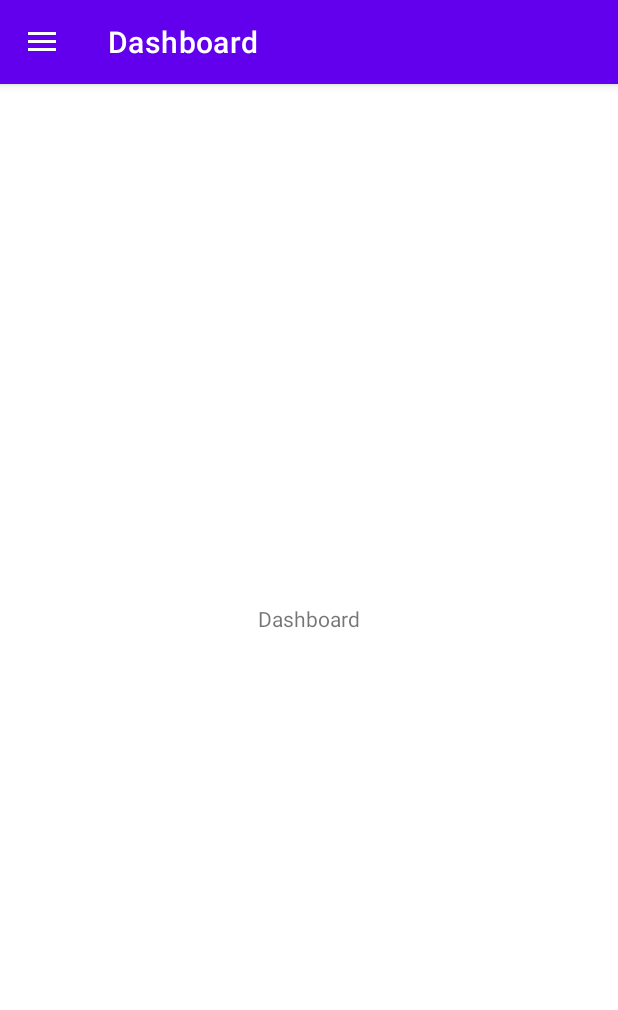
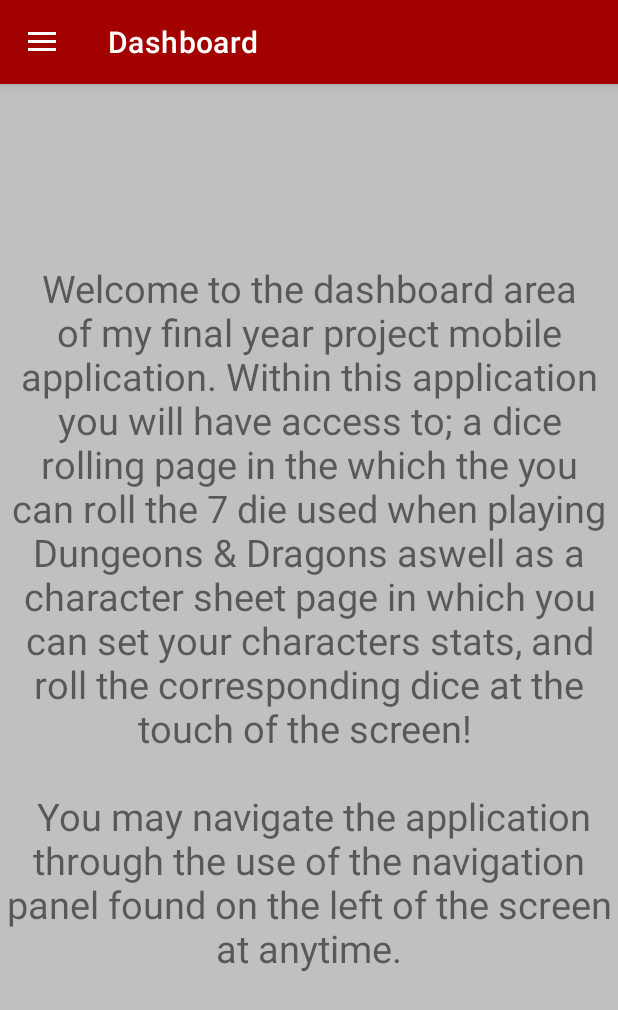
Before and after one commit to Kelsoadam/Final-Year-Project, an Android app: the DashboardActivity screen opened directly, with no data from a screen before it, on a phone screen of 412 x 824 dp. Shown: the top 1010 px of the screen. Run offline under Robolectric (Android 15) with nearby library versions, the phone set to English and light mode, and no system bars.

Commit message:
added new colour scheme to app and added content to dashboard activity

```diff
--- a/Mobile App/ProjectApp/app/src/main/AndroidManifest.xml
+++ b/Mobile App/ProjectApp/app/src/main/AndroidManifest.xml
@@ -4,8 +4,8 @@
 
     <application
         android:allowBackup="true"
-        android:icon="@mipmap/ic_launcher"
-        android:label="Character Sheet Prototype"
+        android:icon="@drawable/ic_d20icon"
+        android:label="@string/app_name"
         android:roundIcon="@mipmap/ic_launcher_round"
         android:supportsRtl="true"
         android:theme="@style/Theme.FinalYearProjectApp">
--- a/Mobile App/ProjectApp/app/src/main/res/layout/activity_dashboard.xml
+++ b/Mobile App/ProjectApp/app/src/main/res/layout/activity_dashboard.xml
@@ -10,7 +10,9 @@
         android:id="@+id/textView2"
         android:layout_width="wrap_content"
         android:layout_height="wrap_content"
-        android:text="Dashboard"
+        android:textSize="25sp"
+        android:textAlignment="center"
+        android:text="@string/string_Dashboard_Welcome"
         app:layout_constraintBottom_toBottomOf="parent"
         app:layout_constraintEnd_toEndOf="parent"
         app:layout_constraintStart_toStartOf="parent"
--- a/Mobile App/ProjectApp/app/src/main/res/layout/activity_drawer_base.xml
+++ b/Mobile App/ProjectApp/app/src/main/res/layout/activity_drawer_base.xml
@@ -19,6 +19,7 @@
         android:layout_height="match_parent"
         android:fitsSystemWindows="true"
         android:layout_gravity="start"
+        android:background="@color/silver"
         android:id="@+id/nav_view"
         app:headerLayout="@layout/main_drawer_header"
         app:menu="@menu/main_drawer_menu"
--- a/Mobile App/ProjectApp/app/src/main/res/layout/main_drawer_header.xml
+++ b/Mobile App/ProjectApp/app/src/main/res/layout/main_drawer_header.xml
@@ -4,7 +4,7 @@
     xmlns:android ="http://schemas.android.com/apk/res/android" android:layout_width="match_parent"
     android:layout_height="200dp"
     android:padding = "20dp"
-    android:background="@color/purple_700"
+    android:background="@color/splash_red"
     android:orientation="vertical"
     >
 
--- a/Mobile App/ProjectApp/app/src/main/res/layout/popup.xml
+++ b/Mobile App/ProjectApp/app/src/main/res/layout/popup.xml
@@ -8,7 +8,7 @@
         android:id="@+id/diceIcon"
         android:layout_width="300dp"
         android:layout_height="300dp"
-        android:background="@drawable/ic_test"
+        android:background="@drawable/ic_d20icon"
         app:layout_constraintBottom_toBottomOf="parent"
         app:layout_constraintEnd_toEndOf="parent"
         app:layout_constraintHorizontal_bias="0.498"
--- a/Mobile App/ProjectApp/app/src/main/res/values/colors.xml
+++ b/Mobile App/ProjectApp/app/src/main/res/values/colors.xml
@@ -8,4 +8,7 @@
     <color name="black">#FF000000</color>
     <color name="white">#FFFFFFFF</color>
     <color name="splash_red">#A30000</color>
+    <color name="platinum">#E5E4E2</color>
+    <color name="gray">#808080</color>
+    <color name="silver">#c0c0c0</color>
 </resources>
--- a/Mobile App/ProjectApp/app/src/main/res/values/strings.xml
+++ b/Mobile App/ProjectApp/app/src/main/res/values/strings.xml
@@ -79,6 +79,13 @@
     <string name="speed_switchTest">Race is not being read</string>
 
     <string name="plus_symbol">+</string>
+    <string name="string_Dashboard_Welcome">
+        <![CDATA[Welcome to the dashboard area of my final year
+    project mobile application. Within this application you will have access to; a dice rolling page
+     in the which the you can roll the 7 die used when playing Dungeons & Dragons aswell as a character
+     sheet page in which you can set your characters stats, and roll the corresponding dice at the touch
+     of the screen! \n\n You may navigate the application through the use of the navigation panel
+found on the left of the screen at anytime.]]></string>
 
     <string-array name="races">
         <item>Select race</item>
--- a/Mobile App/ProjectApp/app/src/main/res/values/themes.xml
+++ b/Mobile App/ProjectApp/app/src/main/res/values/themes.xml
@@ -2,10 +2,11 @@
     <!-- Base application theme. -->
     <style name="Theme.FinalYearProjectApp" parent="Theme.MaterialComponents.DayNight.NoActionBar">
         <!-- Primary brand color. -->
-        <item name="colorPrimary">@color/purple_500</item>
-        <item name="colorPrimaryVariant">@color/purple_700</item>
-        <item name="colorOnPrimary">@color/white</item>
+        <item name="colorPrimary">@color/splash_red</item>
+        <item name="colorPrimaryVariant">@color/splash_red</item>
+        <item name="colorOnPrimary">@color/platinum</item>
         <!-- Secondary brand color. -->
+        <item name="android:windowBackground">@color/silver</item>
         <item name="colorSecondary">@color/teal_200</item>
         <item name="colorSecondaryVariant">@color/teal_700</item>
         <item name="colorOnSecondary">@color/black</item>
```
Also changed, not shown: Mobile App/ProjectApp/app/src/main/res/drawable/ic_d20icon.xml (added, +18 -0 lines).
